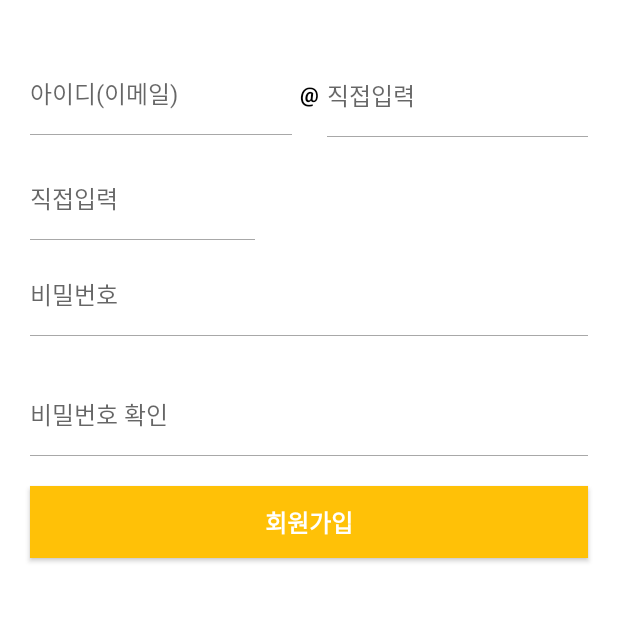
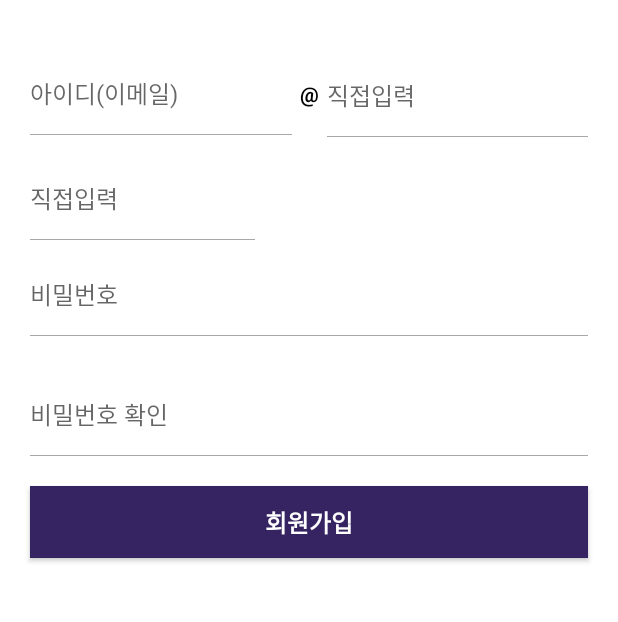
Before and after one commit to tmdrl980430/find_movie_theater_android, an Android app: the SignUpActivity screen opened directly, with no data from a screen before it, on a phone screen of 412 x 824 dp, the part 386-1008 px from its top. Run offline under Robolectric (Android 15) with nearby library versions, the phone set to English and light mode, and no system bars.

Commit message:
color change

```diff
--- a/app/src/main/res/values/colors.xml
+++ b/app/src/main/res/values/colors.xml
@@ -14,5 +14,5 @@
     <color name="form_error">#F44336</color>
 
     <!-- 로그인 -->
-    <color name="login_button">#FFC107</color>
+    <color name="login_button">#352461</color>
 </resources>
```
